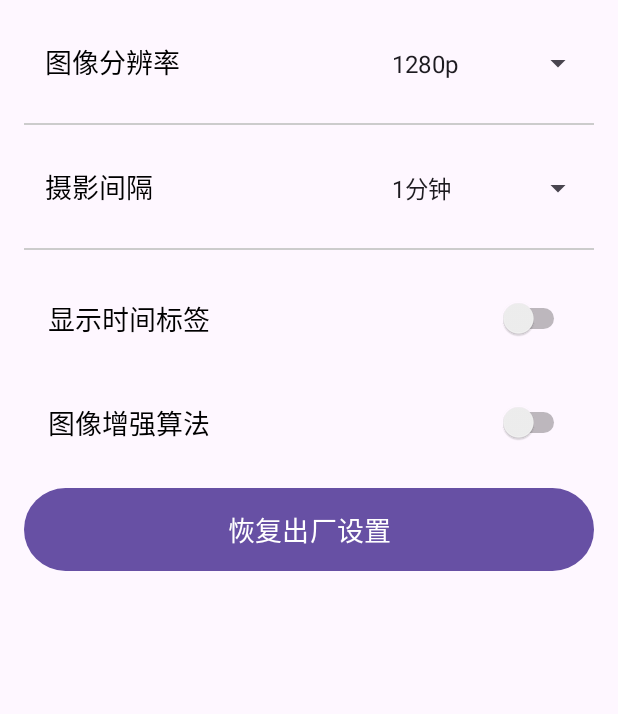
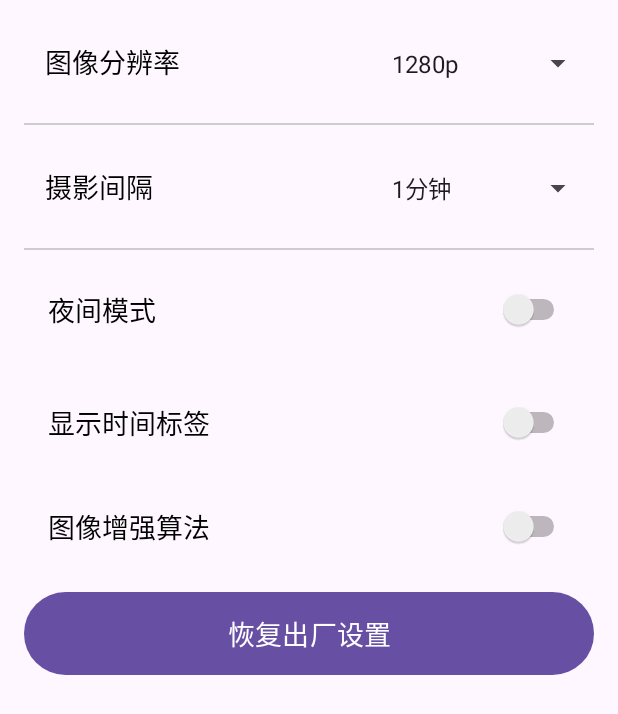
Before and after one commit to songy0424/Driving-Recorder, an Android app: the fragment SettingsFragment placed in its activity, on a phone screen of 412 x 824 dp. Shown: the top 714 px of the screen. Run offline under Robolectric (Android 15) with nearby library versions, the phone set to English and light mode, and no system bars; libraries missing offline, so code that uses them is left out: jcifs.smb; 7 statements that could not run were skipped.

Commit message:
[code][app.setting]给app添加开启夜间模式按键

```diff
--- a/MyVideoApp/app/src/main/java/com/example/myvideoapp/SettingsFragment.java
+++ b/MyVideoApp/app/src/main/java/com/example/myvideoapp/SettingsFragment.java
@@ -23,6 +23,7 @@ public class SettingsFragment extends Fragment {
     private boolean isInitialized = false;
     private AdapterView.OnItemSelectedListener resolutionListener;
     private AdapterView.OnItemSelectedListener intervalListener;
+    private Switch switchNightMode;
     private Switch switchTimestamp;
     private Switch switchEnhancement;
 
@@ -31,6 +32,7 @@ public class SettingsFragment extends Fragment {
         View view = inflater.inflate(R.layout.fragment_settings, container, false);
 
         mainFragment = (MainFragment) requireActivity().getSupportFragmentManager().findFragmentByTag(MainFragment.class.getName());
+        switchNightMode = view.findViewById(R.id.switchNightMode);
         switchTimestamp = view.findViewById(R.id.switchTimestamp);
         switchEnhancement = view.findViewById(R.id.switchEnhancement);
         setupResolutionSpinner(view);
@@ -94,6 +96,13 @@ public class SettingsFragment extends Fragment {
         spinner.setOnItemSelectedListener(intervalListener);
     }
     private void setupSwitches() {
+        //夜间模式开关监听
+        switchNightMode.setOnCheckedChangeListener((buttonView, isChecked) -> {
+            if (isInitialized && mainFragment != null) {
+                String command = "nightmode:" + (isChecked ? "on" : "off");
+                mainFragment.sendCommandToQt(command);
+            }
+        });
         // 时间标签开关监听
         switchTimestamp.setOnCheckedChangeListener((buttonView, isChecked) -> {
             if (isInitialized && mainFragment != null) {
@@ -118,11 +127,13 @@ public class SettingsFragment extends Fragment {
                 int interval = config.getInt("capture/interval");
                 boolean showTimestamp = config.getBoolean("display/showTimeStamp");
                 boolean useEnhancement = config.getBoolean("image/enhancement");
+                boolean nightMode = config.getBoolean("mode/night");
 
                 requireActivity().runOnUiThread(() -> {
                     setSpinnerSelection(resolutionIndex, interval, view);
                     switchTimestamp.setChecked(showTimestamp);
                     switchEnhancement.setChecked(useEnhancement);
+                    switchNightMode.setChecked(nightMode);
                 });
             } catch (JSONException e) {
                 e.printStackTrace();
@@ -173,6 +184,7 @@ public class SettingsFragment extends Fragment {
                             setSpinnerIntervalTo1Minute(view);
                             switchTimestamp.setChecked(true); // 默认开启时间标签
                             switchEnhancement.setChecked(false); // 默认关闭图像增强
+                            switchNightMode.setChecked(false);
                         }
                     })
                     .setNegativeButton("取消", null)
--- a/MyVideoApp/app/src/main/res/layout/fragment_settings.xml
+++ b/MyVideoApp/app/src/main/res/layout/fragment_settings.xml
@@ -44,7 +44,7 @@
         app:layout_constraintEnd_toEndOf="parent"
         app:layout_constraintStart_toStartOf="parent"
         app:layout_constraintTop_toBottomOf="@id/setting1Layout" />
-    <!-- 第二组设置项：摄影间隔 -->
+
     <LinearLayout
         android:id="@+id/setting2Layout"
         android:layout_width="match_parent"
@@ -85,10 +85,36 @@
         app:layout_constraintEnd_toEndOf="parent"
         app:layout_constraintStart_toStartOf="parent"
         app:layout_constraintTop_toBottomOf="@id/setting2Layout" />
-    <!-- 第二组设置项：摄影间隔 -->
 
     <FrameLayout
         android:id="@+id/setting3Layout"
+        android:layout_width="match_parent"
+        android:layout_height="wrap_content"
+        android:orientation="horizontal"
+        android:layout_marginTop="10dp"
+        android:padding="16dp"
+        app:layout_constraintEnd_toEndOf="parent"
+        app:layout_constraintStart_toStartOf="parent"
+        app:layout_constraintTop_toBottomOf="@id/divider2">
+
+        <TextView
+            android:layout_width="wrap_content"
+            android:layout_height="wrap_content"
+            android:gravity="center_vertical"
+            android:text="夜间模式"
+            android:textColor="#000"
+            android:textSize="18sp" />
+
+        <Switch
+            android:id="@+id/switchNightMode"
+            android:layout_width="wrap_content"
+            android:layout_height="wrap_content"
+            android:layout_gravity="right|center_vertical"
+            android:layout_marginStart="20dp" />
+    </FrameLayout>
+
+    <FrameLayout
+        android:id="@+id/setting4Layout"
         android:layout_width="match_parent"
         android:layout_height="wrap_content"
         android:orientation="horizontal"
@@ -96,7 +122,7 @@
         android:padding="16dp"
         app:layout_constraintEnd_toEndOf="parent"
         app:layout_constraintStart_toStartOf="parent"
-        app:layout_constraintTop_toBottomOf="@id/divider2">
+        app:layout_constraintTop_toBottomOf="@id/setting3Layout">
 
         <TextView
             android:layout_width="wrap_content"
@@ -115,7 +141,7 @@
     </FrameLayout>
 
     <FrameLayout
-        android:id="@+id/setting4Layout"
+        android:id="@+id/setting5Layout"
         android:layout_width="match_parent"
         android:layout_height="wrap_content"
         android:orientation="horizontal"
@@ -123,7 +149,7 @@
         android:padding="16dp"
         app:layout_constraintEnd_toEndOf="parent"
         app:layout_constraintStart_toStartOf="parent"
-        app:layout_constraintTop_toBottomOf="@id/setting3Layout">
+        app:layout_constraintTop_toBottomOf="@id/setting4Layout">
 
         <TextView
             android:layout_width="wrap_content"
@@ -140,6 +166,7 @@
             android:layout_gravity="right|center_vertical"
             android:layout_marginStart="20dp" />
     </FrameLayout>
+
     <Button
         android:id="@+id/resetButton"
         android:layout_width="match_parent"
@@ -148,7 +175,7 @@
         android:layout_marginTop="10dp"
         android:padding="14sp"
         android:textSize="18sp"
-        app:layout_constraintTop_toBottomOf="@id/setting4Layout"
+        app:layout_constraintTop_toBottomOf="@id/setting5Layout"
         app:layout_constraintStart_toStartOf="parent"
         app:layout_constraintEnd_toEndOf="parent"/>
 </androidx.constraintlayout.widget.ConstraintLayout>
```
Also changed, not shown: 1 other file.
